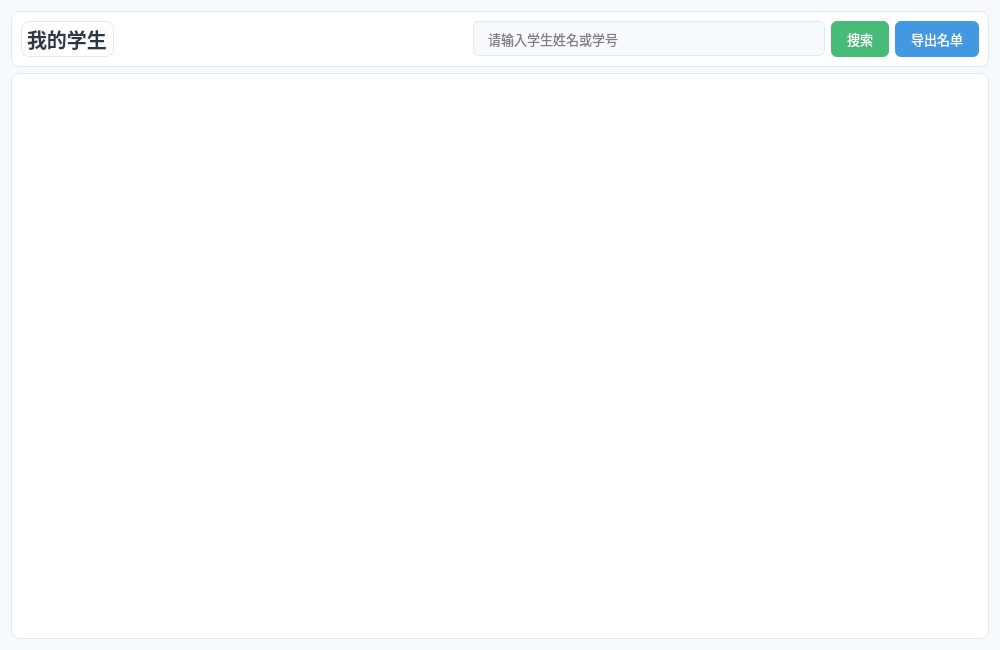
Old version of the form 666_zhuanzong/teachermystudentspage.ui in the repository jiangxiaowei310/TeachingSystem.
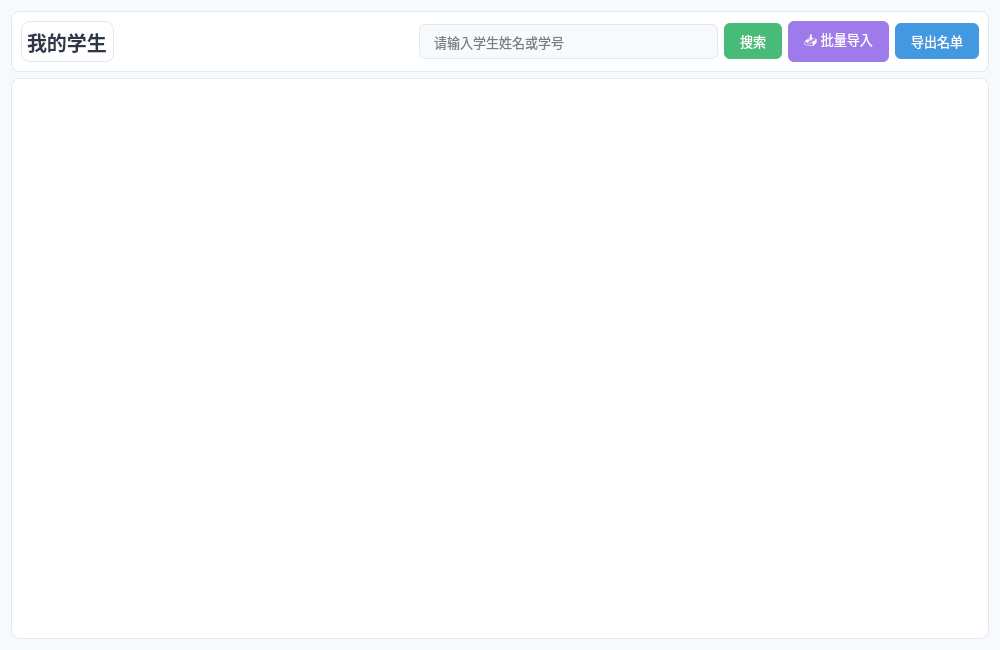
New version of the form.

Commit message: 增加了批量导入学生的功能

What changed in the file:
```diff
--- a/666_zhuanzong/teachermystudentspage.ui
+++ b/666_zhuanzong/teachermystudentspage.ui
@@ -87,6 +87,16 @@
         </property>
        </widget>
       </item>
+      <item>
+       <widget class="QPushButton" name="batchImportBtn">
+        <property name="styleSheet">
+         <string notr="true">background: #9f7aea; color: white;</string>
+        </property>
+        <property name="text">
+         <string>📥 批量导入</string>
+        </property>
+       </widget>
+      </item>
       <item>
        <widget class="QPushButton" name="exportBtn">
         <property name="styleSheet">
```
Left out of the diff: 3 changed lines with no effect on the pictures. The commit also changes 10 other files.
